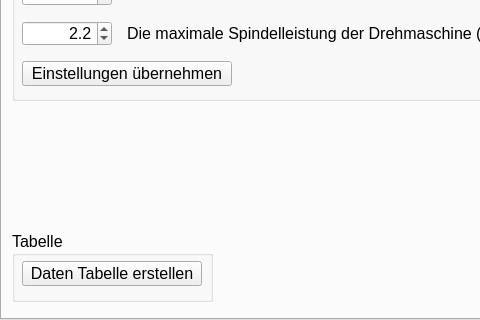
Above: mainwindow.ui from EinRainerZufall/SpaeneRechner before the change; both pictures show x 0 to 480 and y 380 to 700 of the 1000 by 700 pixel window. Below: the same form after it.
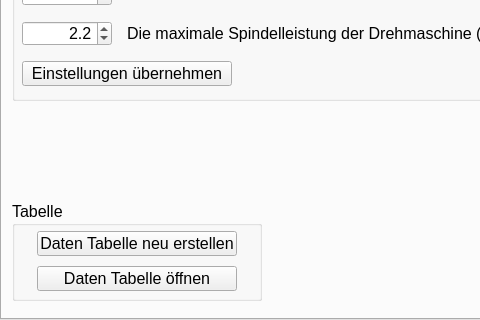
That is the form after the change. Icons and pictures are not drawn.

What changed in the file:
```diff
--- a/mainwindow.ui
+++ b/mainwindow.ui
@@ -5047,9 +5047,9 @@
       <property name="geometry">
        <rect>
         <x>10</x>
-        <y>580</y>
-        <width>201</width>
-        <height>71</height>
+        <y>550</y>
+        <width>250</width>
+        <height>100</height>
        </rect>
       </property>
       <property name="title">
@@ -5058,14 +5058,27 @@
       <widget class="QPushButton" name="btnCreateAll">
        <property name="geometry">
         <rect>
-         <x>10</x>
+         <x>25</x>
          <y>30</y>
-         <width>180</width>
+         <width>200</width>
          <height>25</height>
         </rect>
        </property>
        <property name="text">
-        <string>Daten Tabelle erstellen</string>
+        <string>Daten Tabelle neu erstellen</string>
+       </property>
+      </widget>
+      <widget class="QPushButton" name="btnCreateAll_2">
+       <property name="geometry">
+        <rect>
+         <x>25</x>
+         <y>65</y>
+         <width>200</width>
+         <height>25</height>
+        </rect>
+       </property>
+       <property name="text">
+        <string>Daten Tabelle öffnen</string>
        </property>
       </widget>
      </widget>
```
